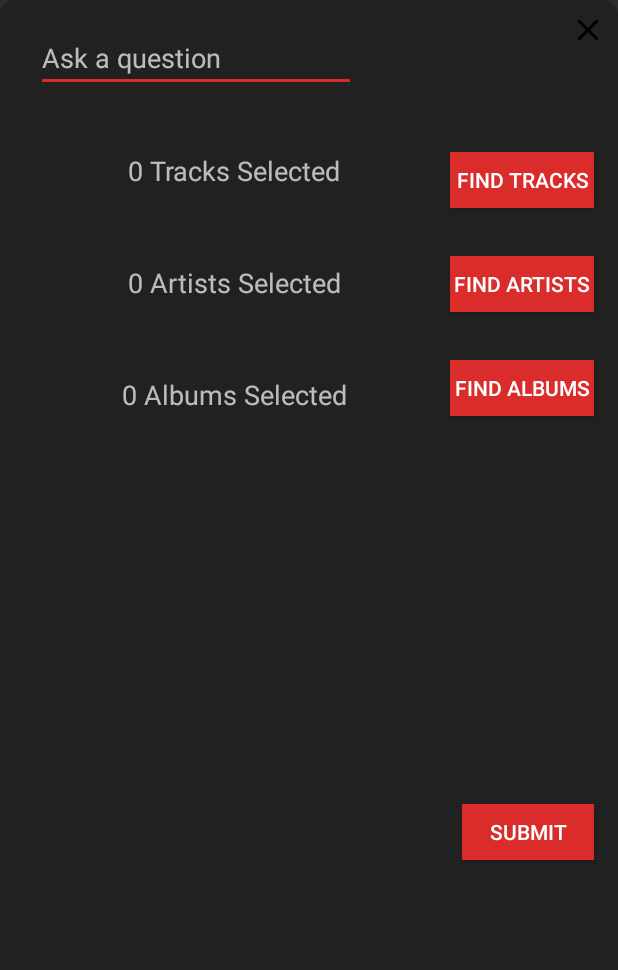
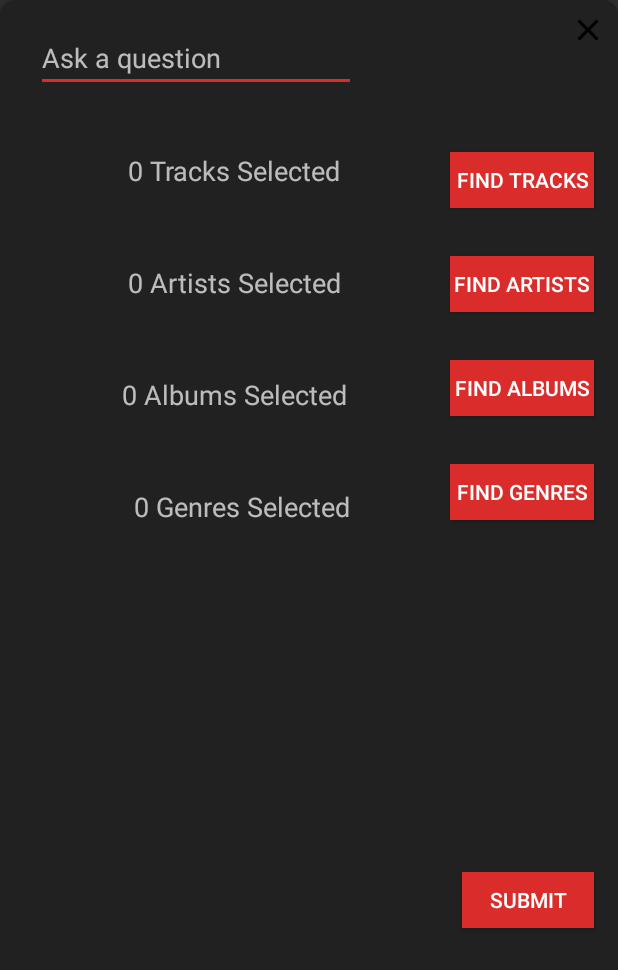
Before and after one commit to max-escamez/Aloy, an Android app: the layout fragment_ask.xml on its own in the app's theme, with its tools: preview values and no code run, on a phone screen of 412 x 824 dp. Shown: the top 970 px of the screen. Run offline under Robolectric (Android 15) with nearby library versions, the phone set to English and light mode, and no system bars.

Commit message:
Genre + date added

```diff
--- a/app/src/main/java/com/aloy/aloy/Contracts/AskContract.java
+++ b/app/src/main/java/com/aloy/aloy/Contracts/AskContract.java
@@ -42,5 +42,10 @@ public interface AskContract {
         void removeAlbum(AlbumSimple album);
         HashMap getAlbums();
 
+        void addGenre(String name, String url);
+        void removeGenre(String name);
+        HashMap getGenres();
+        void clearGenres();
+
     }
 }
--- a/app/src/main/java/com/aloy/aloy/Contracts/SearchContract.java
+++ b/app/src/main/java/com/aloy/aloy/Contracts/SearchContract.java
@@ -31,7 +31,5 @@ public interface SearchContract {
         void removeItem(String type, int position, String query);
 
         void setupSearchRecycler(RecyclerView recyclerView, android.view.View searchView, Context context, String searchQuery, String type);
-
-        String encodeQuery(String query);
     }
 }
--- a/app/src/main/java/com/aloy/aloy/Models/Answer.java
+++ b/app/src/main/java/com/aloy/aloy/Models/Answer.java
@@ -12,16 +12,18 @@ public class Answer {
     private String body;
     private String pic;
     private String name;
+    private String date;
     private CircularImageView profilePicture;
 
     public Answer() {
     }
 
-    public Answer(String username, String body, String pic,String name) {
+    public Answer(String username, String body, String pic,String name,String date) {
         this.username = username;
         this.body = body;
         this.pic = pic;
         this.name=name;
+        this.date=date;
     }
 
     public void setId(String id) {
@@ -42,6 +44,8 @@ public class Answer {
 
     public String getPic(){return pic;}
 
+    public String getDate(){return date;}
+
     public void setBody(String body) {
             this.body=body;
         }
--- a/app/src/main/java/com/aloy/aloy/Models/Question.java
+++ b/app/src/main/java/com/aloy/aloy/Models/Question.java
@@ -21,6 +21,7 @@ public class Question implements Parcelable {
     private String body;
     private String pic;
     private String name;
+    private String date;
     @Exclude
     private String cover1;
     @Exclude
@@ -29,11 +30,12 @@ public class Question implements Parcelable {
     public Question() {
     }
 
-    public Question(String username, String pic, String body,String name)  {
+    public Question(String username, String pic, String body,String name, String date)  {
         this.username = username;
         this.body = body;
         this.pic = pic;
         this.name=name;
+        this.date=date;
     }
 
     protected Question(Parcel in) {
@@ -99,6 +101,8 @@ public class Question implements Parcelable {
         return id;
     }
 
+    public String getDate(){return date;}
+
 
     @Override
     public int describeContents() {
--- a/app/src/main/res/layout/fragment_ask.xml
+++ b/app/src/main/res/layout/fragment_ask.xml
@@ -87,16 +87,30 @@
 
     <Button
         android:id="@+id/submitQuestion"
-        android:layout_width="wrap_content"
+        android:layout_width="88dp"
         android:layout_height="37dp"
-        android:layout_marginBottom="16dp"
+        android:layout_marginBottom="3dp"
         android:layout_marginEnd="16dp"
-        android:layout_marginTop="24dp"
+        android:layout_marginTop="32dp"
         android:background="@color/accent_material_dark_Aloy"
         android:text="@string/submit"
         app:layout_constraintBottom_toBottomOf="parent"
         app:layout_constraintEnd_toEndOf="parent"
-        app:layout_constraintTop_toBottomOf="@+id/findAlbums" />
+        app:layout_constraintTop_toBottomOf="@+id/findGenres" />
+
+    <TextView
+        android:id="@+id/genresSelected"
+        android:layout_width="wrap_content"
+        android:layout_height="wrap_content"
+        android:layout_marginEnd="24dp"
+        android:layout_marginStart="36dp"
+        android:layout_marginTop="50dp"
+        android:text="0 Genres Selected"
+        android:textSize="18sp"
+        app:layout_constraintEnd_toStartOf="@+id/findAlbums"
+        app:layout_constraintHorizontal_bias="0.555"
+        app:layout_constraintStart_toStartOf="parent"
+        app:layout_constraintTop_toBottomOf="@+id/albumsSelected" />
 
     <TextView
         android:id="@+id/albumsSelected"
@@ -122,5 +136,16 @@
         app:layout_constraintEnd_toEndOf="parent"
         app:layout_constraintTop_toBottomOf="@+id/findArtists" />
 
+    <Button
+        android:id="@+id/findGenres"
+        android:layout_width="96dp"
+        android:layout_height="37dp"
+        android:layout_marginEnd="16dp"
+        android:layout_marginTop="32dp"
+        android:background="@color/accent_material_dark_Aloy"
+        android:text="Find Genres"
+        app:layout_constraintEnd_toEndOf="parent"
+        app:layout_constraintTop_toBottomOf="@+id/findAlbums" />
+
 
 </android.support.constraint.ConstraintLayout>
--- a/app/src/main/res/layout/fragment_search.xml
+++ b/app/src/main/res/layout/fragment_search.xml
@@ -45,7 +45,7 @@
         android:layout_marginEnd="8dp"
         android:layout_marginStart="8dp"
         android:layout_marginTop="8dp"
-        android:text="0 Elements Slected"
+        android:text="0 Elements Selected"
         android:textSize="18sp"
         app:layout_constraintBottom_toTopOf="@+id/validateSearch"
         app:layout_constraintEnd_toEndOf="parent"
```
Also changed, not shown: app/src/main/java/com/aloy/aloy/Fragments/Ask.java (+14 -0 lines), app/src/main/java/com/aloy/aloy/Fragments/Search.java (+13 -5 lines), app/src/main/java/com/aloy/aloy/Presenters/AskPresenter.java (+28 -4 lines), app/src/main/java/com/aloy/aloy/Presenters/SearchPresenter.java (+17 -13 lines), app/src/main/java/com/aloy/aloy/Util/DataHandler.java (+60 -4 lines), app/src/main/java/com/aloy/aloy/Util/SpotifyHandler.java (+3 -6 lines).
